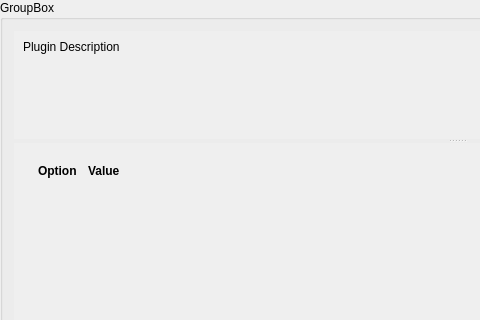
Qt form brainframe_qt/ui/dialogs/plugin_configuration/plugin_options/plugin_options.ui (aotuai/brainframe-qt) before a commit; both pictures show x 0 to 480 and y 0 to 320 of the 913 by 510 pixel window.
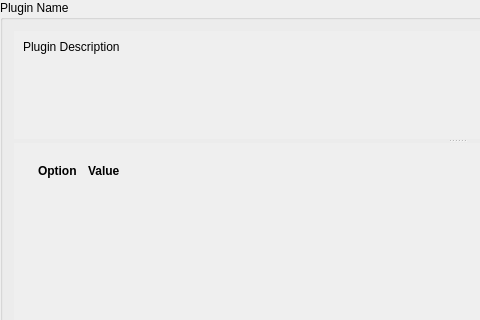
The same form after that commit.

Commit message: Removed the default text "GroupBox" from the plugin options

Diff of the .ui file:
```diff
--- a/brainframe_qt/ui/dialogs/plugin_configuration/plugin_options/plugin_options.ui
+++ b/brainframe_qt/ui/dialogs/plugin_configuration/plugin_options/plugin_options.ui
@@ -14,7 +14,7 @@
    <string notr="true"/>
   </property>
   <property name="title">
-   <string notr="true">GroupBox</string>
+   <string notr="true">Plugin Name</string>
   </property>
   <layout class="QVBoxLayout" name="verticalLayout_4">
    <item>
```
